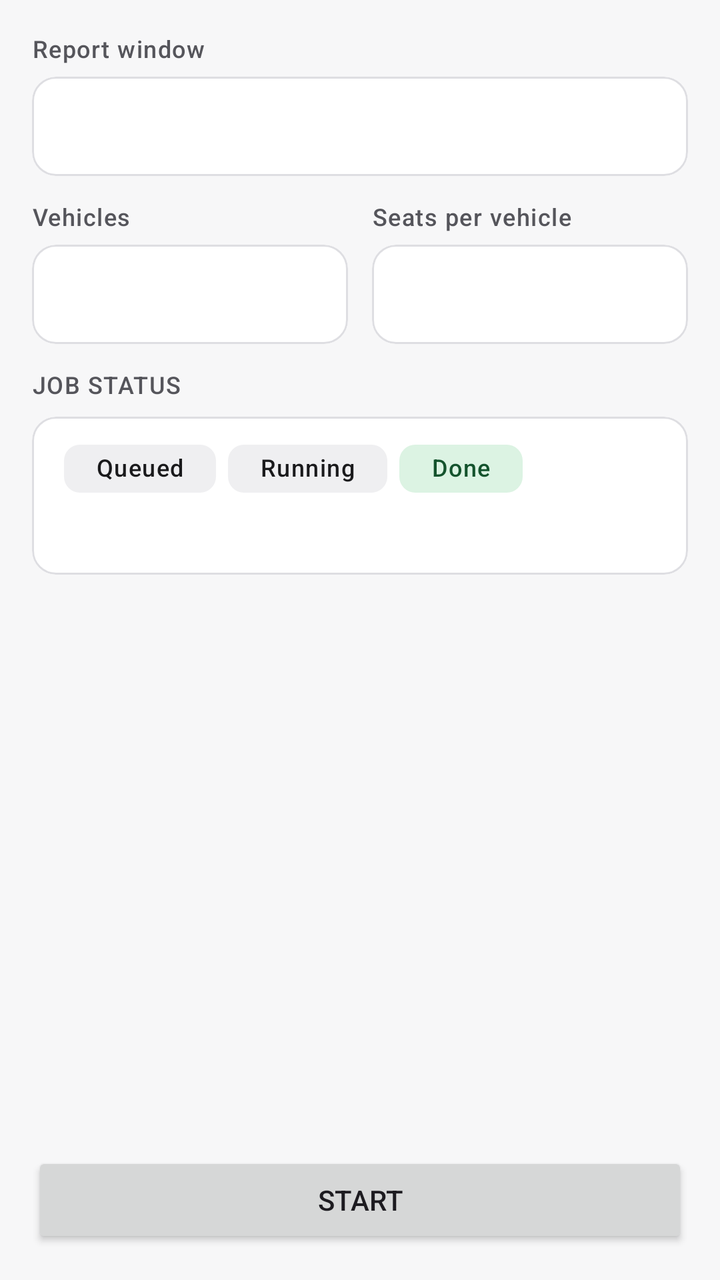
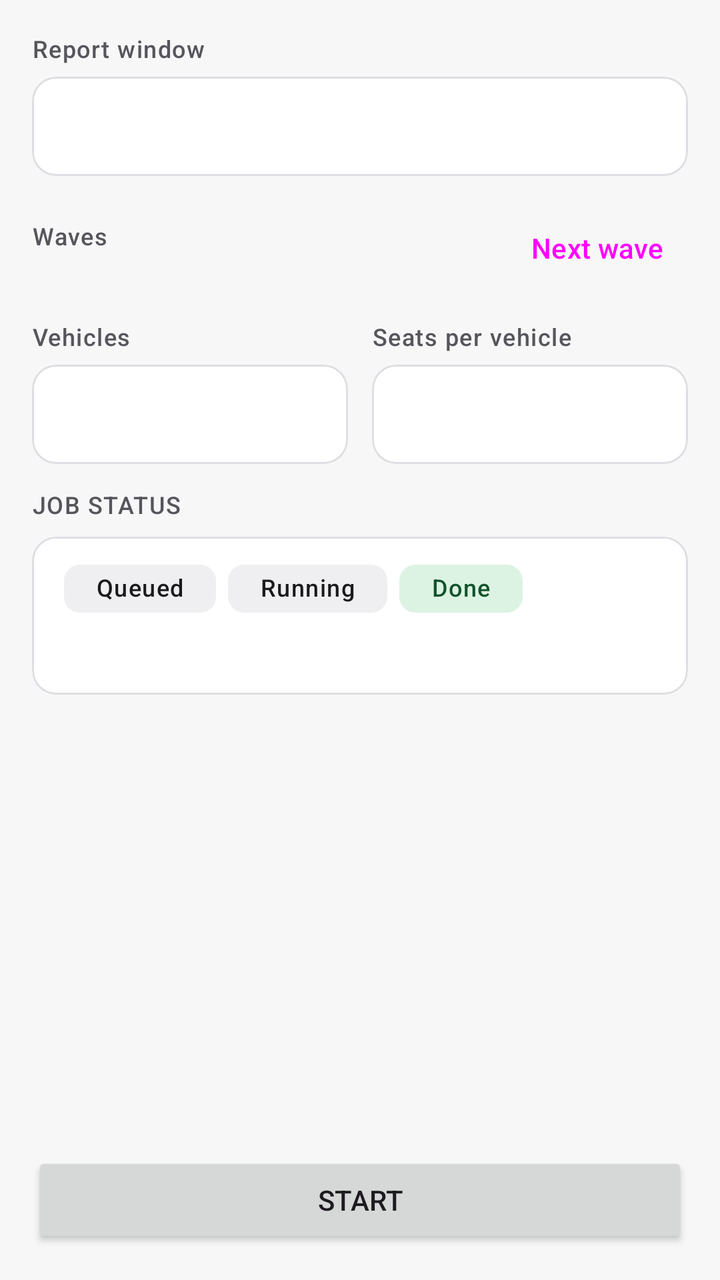

Two renders of the same Android screen: before a commit and after it. Below are the layout's source before the change and the commit's diff.
<!-- AndroidManifest.xml: application theme Theme.ACDOS -->
<!-- res/layout/fragment_optimisation_run.xml -->
<?xml version="1.0" encoding="utf-8"?>
<LinearLayout xmlns:android="http://schemas.android.com/apk/res/android"
    android:layout_width="match_parent"
    android:layout_height="match_parent"
    android:orientation="vertical"
    android:padding="16dp">

    <androidx.core.widget.NestedScrollView
        android:layout_width="match_parent"
        android:layout_height="0dp"
        android:layout_weight="1">

        <LinearLayout
            android:layout_width="match_parent"
            android:layout_height="wrap_content"
            android:orientation="vertical">

        
        <com.google.android.material.card.MaterialCardView
            android:id="@+id/replan_card"
            android:layout_width="match_parent"
            android:layout_height="wrap_content"
            android:layout_marginBottom="12dp"
            android:visibility="gone">

            <LinearLayout
                android:id="@+id/replan_rows"
                android:layout_width="match_parent"
                android:layout_height="wrap_content"
                android:orientation="vertical"
                android:paddingVertical="4dp" />

        </com.google.android.material.card.MaterialCardView>

        <LinearLayout
            android:layout_width="match_parent"
            android:layout_height="wrap_content"
            android:orientation="vertical">

            <TextView
                style="@style/Widget.ACDOS.FieldLabel"
                android:layout_marginTop="0dp"
                android:text="@string/dispatch_report_window_label" />

            <com.google.android.material.card.MaterialCardView
                android:layout_width="match_parent"
                android:layout_height="wrap_content">

                <TextView
                    android:id="@+id/report_window"
                    android:layout_width="match_parent"
                    android:layout_height="wrap_content"
                    android:padding="14dp"
                    android:textAppearance="?attr/textAppearanceBodyLarge" />

            </com.google.android.material.card.MaterialCardView>

        </LinearLayout>

        <LinearLayout
            android:layout_width="match_parent"
            android:layout_height="wrap_content"
            android:layout_marginTop="12dp"
            android:orientation="horizontal">

            <LinearLayout
            android:layout_width="0dp"
            android:layout_height="wrap_content"
            android:layout_weight="1"
            android:orientation="vertical">

            <TextView
                style="@style/Widget.ACDOS.FieldLabel"
                android:layout_marginTop="0dp"
                android:text="@string/dispatch_vehicles" />

            <com.google.android.material.card.MaterialCardView
                android:layout_width="match_parent"
                android:layout_height="wrap_content">

                <TextView
                    android:id="@+id/vans_available"
                    android:layout_width="match_parent"
                    android:layout_height="wrap_content"
                    android:padding="14dp"
                    android:textAppearance="?attr/textAppearanceBodyLarge" />

            </com.google.android.material.card.MaterialCardView>

        </LinearLayout>

            <LinearLayout
            android:layout_width="0dp"
            android:layout_height="wrap_content"
            android:layout_marginStart="12dp"
            android:layout_weight="1"
            android:orientation="vertical">

            <TextView
                style="@style/Widget.ACDOS.FieldLabel"
                android:layout_marginTop="0dp"
                android:text="@string/dispatch_seats_label" />

            <com.google.android.material.card.MaterialCardView
                android:layout_width="match_parent"
                android:layout_height="wrap_content">

                <TextView
                    android:id="@+id/seats"
                    android:layout_width="match_parent"
                    android:layout_height="wrap_content"
                    android:padding="14dp"
                    android:textAppearance="?attr/textAppearanceBodyLarge" />

            </com.google.android.material.card.MaterialCardView>

        </LinearLayout>

        </LinearLayout>

        <TextView
            style="@style/Widget.ACDOS.Overline"
            android:text="@string/dispatch_job_status" />

        <com.google.android.material.card.MaterialCardView
            android:layout_width="match_parent"
            android:layout_height="wrap_content">

            <LinearLayout
                android:layout_width="match_parent"
                android:layout_height="wrap_content"
                android:orientation="vertical"
                android:paddingHorizontal="16dp"
                android:paddingVertical="14dp">

                <LinearLayout
                    android:layout_width="match_parent"
                    android:layout_height="wrap_content"
                    android:orientation="horizontal">

                    <com.google.android.material.chip.Chip
                        android:id="@+id/job_queued"
                        style="@style/Widget.ACDOS.Chip.Neutral"
                        android:layout_width="wrap_content"
                        android:layout_height="wrap_content"
                        android:text="@string/dispatch_step_queued" />

                    <com.google.android.material.chip.Chip
                        android:id="@+id/job_running"
                        style="@style/Widget.ACDOS.Chip.Neutral"
                        android:layout_width="wrap_content"
                        android:layout_height="wrap_content"
                        android:layout_marginStart="6dp"
                        android:text="@string/dispatch_step_running" />

                    <com.google.android.material.chip.Chip
                        android:id="@+id/job_done"
                        style="@style/Widget.ACDOS.Chip.Success"
                        android:layout_width="wrap_content"
                        android:layout_height="wrap_content"
                        android:layout_marginStart="6dp"
                        android:text="@string/dispatch_step_done" />

                    <com.google.android.material.chip.Chip
                        android:id="@+id/job_failed"
                        style="@style/Widget.ACDOS.Chip.Warning"
                        android:layout_width="wrap_content"
                        android:layout_height="wrap_content"
                        android:layout_marginStart="6dp"
                        android:visibility="gone"
                        android:text="@string/dispatch_step_failed" />

                </LinearLayout>

                <TextView
                    android:id="@+id/job_text"
                    android:layout_width="match_parent"
                    android:layout_height="wrap_content"
                    android:layout_marginTop="8dp"
                    android:textAppearance="@style/TextAppearance.ACDOS.Secondary" />

                <com.google.android.material.progressindicator.LinearProgressIndicator
                    android:id="@+id/job_progress"
                    android:layout_width="match_parent"
                    android:layout_height="wrap_content"
                    android:layout_marginTop="8dp"
                    android:indeterminate="true"
                    android:visibility="gone" />

            </LinearLayout>

        </com.google.android.material.card.MaterialCardView>

        </LinearLayout>

    </androidx.core.widget.NestedScrollView>

    <Button
        android:id="@+id/start"
        android:layout_width="match_parent"
        android:layout_height="wrap_content"
        android:layout_marginTop="12dp"
        android:text="@string/dispatch_start_job" />

</LinearLayout>
<!-- resources referenced by this layout -->
<resources>
  <string name="dispatch_job_status">Job status</string>
  <string name="dispatch_report_window_label">Report window</string>
  <string name="dispatch_seats_label">Seats per vehicle</string>
  <string name="dispatch_start_job">Start</string>
  <string name="dispatch_step_done">Done</string>
  <string name="dispatch_step_failed">Failed</string>
  <string name="dispatch_step_queued">Queued</string>
  <string name="dispatch_step_running">Running</string>
  <string name="dispatch_vehicles">Vehicles</string>
  <style name="Theme.ACDOS" parent="Base.Theme.ACDOS" />
  <color name="kq_red">#E01A22</color>
  <color name="on_kq_red">#FFFFFF</color>
  <color name="role_primary_container">#FDE7E9</color>
  <color name="role_on_primary_container">#7A0012</color>
  <color name="role_primary_inverse">#FFB3B8</color>
  <color name="fixed_primary_fixed">#FDE7E9</color>
  <color name="fixed_primary_fixed_dim">#FFB3B8</color>
  <color name="fixed_on_primary_fixed">#3F0007</color>
  <color name="fixed_on_primary_fixed_variant">#7A0012</color>
  <color name="role_secondary">#55555B</color>
  <color name="role_on_secondary">#FFFFFF</color>
  <color name="fixed_neutral_fixed">#E8E8EB</color>
  <color name="fixed_neutral_fixed_dim">#D0D0D5</color>
  <color name="fixed_on_neutral_fixed">#1A1A1C</color>
  <color name="fixed_on_neutral_fixed_variant">#55555B</color>
  <color name="role_tertiary">#55555B</color>
  <color name="role_on_tertiary">#FFFFFF</color>
  <color name="role_tertiary_container">#E8E8EB</color>
  <color name="role_on_tertiary_container">#1A1A1C</color>
  <color name="role_background">#F7F7F8</color>
  <color name="role_on_surface">#1A1A1C</color>
  <color name="role_surface">#FFFFFF</color>
  <color name="role_surface_container_lowest">#FFFFFF</color>
  <color name="role_surface_container_low">#F4F4F5</color>
  <color name="role_surface_container">#EFEFF1</color>
  <color name="role_surface_container_high">#E8E8EB</color>
  <color name="role_surface_container_highest">#E1E1E5</color>
  <color name="role_surface_variant">#E8E8EB</color>
  <color name="role_surface_bright">#FFFFFF</color>
  <color name="role_surface_dim">#DADADE</color>
  <color name="role_surface_inverse">#2E2E33</color>
  <color name="role_on_surface_variant">#55555B</color>
  <color name="role_on_surface_inverse">#F1F1F3</color>
  <color name="role_outline">#75757C</color>
  <color name="role_outline_variant">#DEDEE2</color>
  <color name="role_error">#8C1D18</color>
  <color name="role_on_error">#FFFFFF</color>
  <color name="role_error_container">#F9DEDC</color>
  <color name="role_on_error_container">#8C1D18</color>
  <color name="role_warning_container">#FCEFC7</color>
  <color name="role_on_warning_container">#6B4500</color>
  <color name="role_success_container">#DCF3E3</color>
  <color name="role_on_success_container">#14532D</color>
  <style name="ShapeAppearance.ACDOS.Small" parent="">
          <item name="cornerFamily">rounded</item>
          <item name="cornerSize">8dp</item>
      </style>
  <style name="ShapeAppearance.ACDOS.Medium" parent="">
          <item name="cornerFamily">rounded</item>
          <item name="cornerSize">12dp</item>
      </style>
  <style name="ShapeAppearance.ACDOS.Large" parent="">
          <item name="cornerFamily">rounded</item>
          <item name="cornerSize">16dp</item>
      </style>
  <style name="Widget.ACDOS.Button" parent="Widget.Material3.Button">
          <item name="shapeAppearance">@style/ShapeAppearance.ACDOS.Button</item>
      </style>
  <style name="ShapeAppearance.ACDOS.Button" parent="">
          <item name="cornerFamily">rounded</item>
          <item name="cornerSize">10dp</item>
      </style>
  <!-- unchanged entries left out for length: 31 -->
</resources>

<!-- the commit's change to res/layout/fragment_optimisation_run.xml (unified diff, before → after) -->
@@ -1,5 +1,6 @@
 <?xml version="1.0" encoding="utf-8"?>
 <LinearLayout xmlns:android="http://schemas.android.com/apk/res/android"
+    xmlns:app="http://schemas.android.com/apk/res-auto"
     android:layout_width="match_parent"
     android:layout_height="match_parent"
     android:orientation="vertical"
@@ -56,6 +57,44 @@
             </com.google.android.material.card.MaterialCardView>
 
         </LinearLayout>
+
+        
+        <LinearLayout
+            android:layout_width="match_parent"
+            android:layout_height="wrap_content"
+            android:layout_marginTop="12dp"
+            android:gravity="center_vertical"
+            android:orientation="horizontal">
+
+            <TextView
+                style="@style/Widget.ACDOS.FieldLabel"
+                android:layout_width="0dp"
+                android:layout_marginTop="0dp"
+                android:layout_weight="1"
+                android:text="@string/dispatch_waves_label" />
+
+            <Button
+                android:id="@+id/next_wave"
+                style="@style/Widget.ACDOS.Button.Text"
+                android:layout_width="wrap_content"
+                android:layout_height="wrap_content"
+                android:text="@string/dispatch_next_wave" />
+
+        </LinearLayout>
+
+        <com.google.android.material.chip.ChipGroup
+            android:id="@+id/waves"
+            android:layout_width="match_parent"
+            android:layout_height="wrap_content"
+            app:singleSelection="true" />
+
+        <TextView
+            android:id="@+id/no_waves"
+            android:layout_width="match_parent"
+            android:layout_height="wrap_content"
+            android:text="@string/dispatch_nothing_to_plan"
+            android:textAppearance="@style/TextAppearance.ACDOS.Secondary"
+            android:visibility="gone" />
 
         <LinearLayout
             android:layout_width="match_parent"
<!-- resource entries referenced after the edit -->
@@ -1,6 +1,8 @@
 <!-- resources referenced by this layout -->
 <resources>
   <string name="dispatch_job_status">Job status</string>
+  <string name="dispatch_next_wave">Next wave</string>
+  <string name="dispatch_nothing_to_plan">No pickups to plan.</string>
   <string name="dispatch_report_window_label">Report window</string>
   <string name="dispatch_seats_label">Seats per vehicle</string>
   <string name="dispatch_start_job">Start</string>
@@ -9,6 +11,7 @@
   <string name="dispatch_step_queued">Queued</string>
   <string name="dispatch_step_running">Running</string>
   <string name="dispatch_vehicles">Vehicles</string>
+  <string name="dispatch_waves_label">Waves</string>
   <style name="Theme.ACDOS" parent="Base.Theme.ACDOS" />
   <color name="kq_red">#E01A22</color>
   <color name="on_kq_red">#FFFFFF</color>
